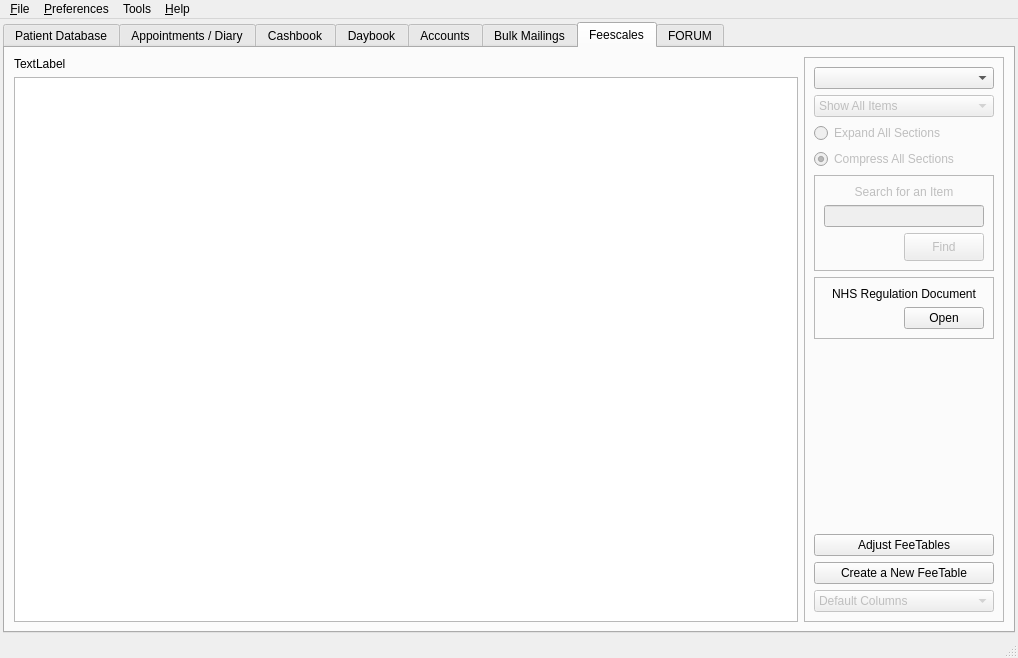
Qt form src/openmolar/qt-designer/main.ui (rowinggolfer/openmolar1) before a commit.
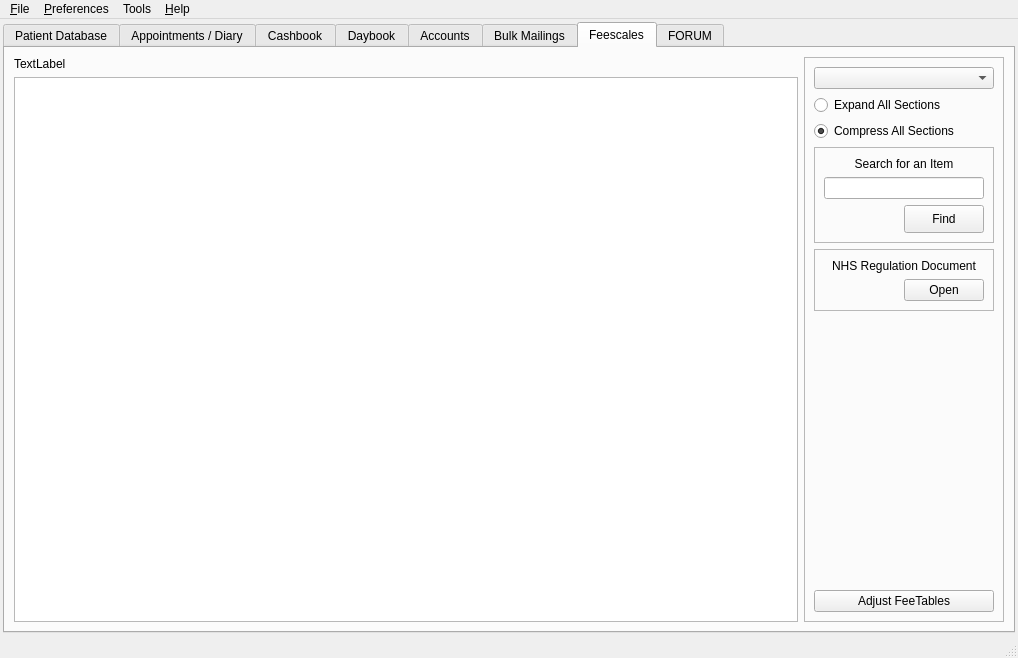
The same form after that commit. The open tabs and pages were chosen to show the change. Icons and pictures are not drawn.

Commit message: fee_table work

Diff of the .ui file:
```diff
--- a/src/openmolar/qt-designer/main.ui
+++ b/src/openmolar/qt-designer/main.ui
@@ -5498,27 +5498,10 @@
                  </property>
                 </widget>
                </item>
-               <item>
-                <widget class="QComboBox" name="feeItems_comboBox">
-                 <property name="enabled">
-                  <bool>false</bool>
-                 </property>
-                 <item>
-                  <property name="text">
-                   <string>Show All Items</string>
-                  </property>
-                 </item>
-                 <item>
-                  <property name="text">
-                   <string>Favourite Items Only</string>
-                  </property>
-                 </item>
-                </widget>
-               </item>
                <item>
                 <widget class="QRadioButton" name="feeExpand_radioButton">
                  <property name="enabled">
-                  <bool>false</bool>
+                  <bool>true</bool>
                  </property>
                  <property name="text">
                   <string>Expand All Sections</string>
@@ -5528,7 +5511,7 @@
                <item>
                 <widget class="QRadioButton" name="feeCompress_radioButton">
                  <property name="enabled">
-                  <bool>false</bool>
+                  <bool>true</bool>
                  </property>
                  <property name="text">
                   <string>Compress All Sections</string>
@@ -5541,7 +5524,7 @@
                <item>
                 <widget class="QFrame" name="frame_6">
                  <property name="enabled">
-                  <bool>false</bool>
+                  <bool>true</bool>
                  </property>
                  <property name="frameShape">
                   <enum>QFrame::StyledPanel</enum>
@@ -5692,35 +5675,6 @@
                  </property>
                 </widget>
                </item>
-               <item>
-                <widget class="QPushButton" name="newFeeTable_pushButton">
-                 <property name="text">
-                  <string>Create a New FeeTable</string>
-                 </property>
-                </widget>
-               </item>
-               <item>
-                <widget class="QComboBox" name="feesColumn_comboBox">
-                 <property name="enabled">
-                  <bool>false</bool>
-                 </property>
-                 <item>
-                  <property name="text">
-                   <string>Default Columns</string>
-                  </property>
-                 </item>
-                 <item>
-                  <property name="text">
-                   <string>Show Geek Column</string>
-                  </property>
-                 </item>
-                 <item>
-                  <property name="text">
-                   <string>All Columns</string>
-                  </property>
-                 </item>
-                </widget>
-               </item>
               </layout>
              </widget>
             </item>
```
Left out of the diff: 41 changed lines with no effect on the pictures. The commit also changes 8 other files.
